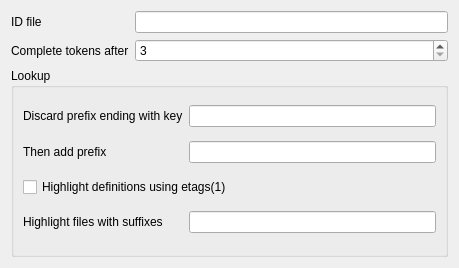
Old version of the form playground/pate/src/plugins/gid/config.ui in the repository KDE/kate.
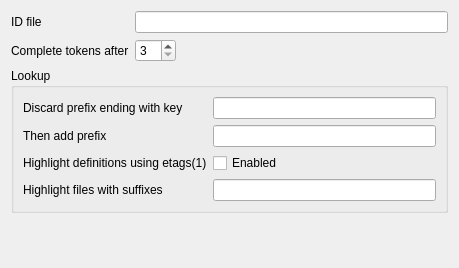
New version of the form. Custom widgets are drawn as their Qt base class.

Commit message: Polish some rough edges

Patch:
```diff
--- a/playground/pate/src/plugins/gid/config.ui
+++ b/playground/pate/src/plugins/gid/config.ui
@@ -13,7 +13,10 @@
   <property name="windowTitle">
    <string>ConfigWidget</string>
   </property>
-  <layout class="QGridLayout" name="gridLayout">
+  <layout class="QFormLayout" name="formLayout_2">
+   <property name="fieldGrowthPolicy">
+    <enum>QFormLayout::ExpandingFieldsGrow</enum>
+   </property>
    <item row="0" column="0">
     <widget class="QLabel" name="labelIdFile">
      <property name="text">
@@ -62,8 +65,8 @@
      <property name="title">
       <string>Lookup</string>
      </property>
-     <layout class="QGridLayout" name="gridLayout_2">
-      <item row="1" column="0">
+     <layout class="QFormLayout" name="formLayout">
+      <item row="0" column="0">
        <widget class="QLabel" name="labelSrcIn">
         <property name="text">
          <string>Discard prefix ending with key</string>
@@ -73,20 +76,13 @@
         </property>
        </widget>
       </item>
-      <item row="1" column="1">
+      <item row="0" column="1">
        <widget class="KLineEdit" name="srcIn">
         <property name="whatsThis">
          <string>Discard the first part of the file name ending with this key.</string>
         </property>
        </widget>
       </item>
-      <item row="2" column="1">
-       <widget class="KLineEdit" name="srcOut">
-        <property name="whatsThis">
-         <string>Replacement prefix. Use %{idPrefix} to insert the prefix of the ID file ending with the key.</string>
-        </property>
-       </widget>
-      </item>
       <item row="2" column="0">
        <widget class="QLabel" name="labelSrcOut">
         <property name="text">
@@ -97,7 +93,14 @@
         </property>
        </widget>
       </item>
-      <item row="4" column="0">
+      <item row="2" column="1">
+       <widget class="KLineEdit" name="srcOut">
+        <property name="whatsThis">
+         <string>Replacement prefix. Use %{idPrefix} to insert the prefix of the ID file ending with the key.</string>
+        </property>
+       </widget>
+      </item>
+      <item row="5" column="0">
        <widget class="QLabel" name="labelUseSuffixes">
         <property name="text">
          <string>Highlight files with suffixes</string>
@@ -107,19 +110,26 @@
         </property>
        </widget>
       </item>
-      <item row="4" column="1">
+      <item row="5" column="1">
        <widget class="KLineEdit" name="useSuffixes">
         <property name="whatsThis">
          <string>Use .h;.hxx to highlight files which may contain declarations.</string>
         </property>
        </widget>
       </item>
-      <item row="3" column="0" colspan="2">
+      <item row="3" column="1">
        <widget class="QCheckBox" name="useEtags">
         <property name="whatsThis">
          <string>Use etags(1) to find definitions, and highlight them</string>
         </property>
         <property name="text">
+         <string>Enabled</string>
+        </property>
+       </widget>
+      </item>
+      <item row="3" column="0">
+       <widget class="QLabel" name="labelUseEtags">
+        <property name="text">
          <string>Highlight definitions using etags(1)</string>
         </property>
        </widget>
@@ -127,6 +137,19 @@
      </layout>
     </widget>
    </item>
+   <item row="3" column="0">
+    <spacer name="verticalSpacer">
+     <property name="orientation">
+      <enum>Qt::Vertical</enum>
+     </property>
+     <property name="sizeHint" stdset="0">
+      <size>
+       <width>20</width>
+       <height>40</height>
+      </size>
+     </property>
+    </spacer>
+   </item>
   </layout>
  </widget>
  <customwidgets>
```
Left out of the diff: 20 changed lines with no effect on the pictures. The commit also changes 1 other file.
